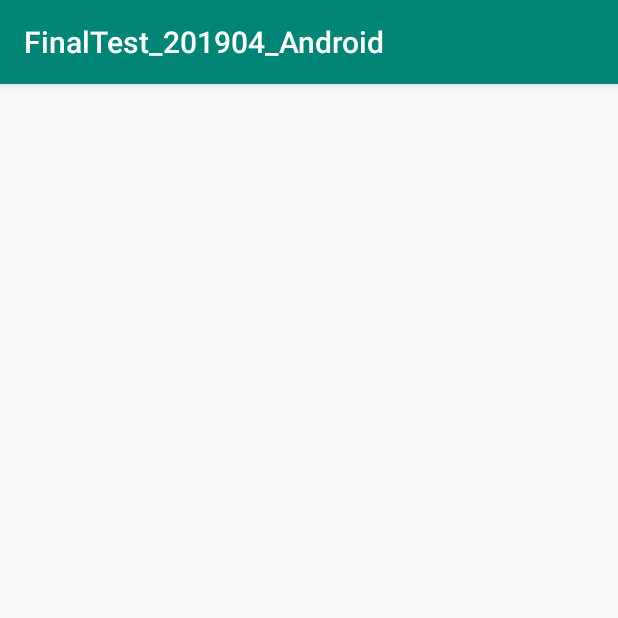
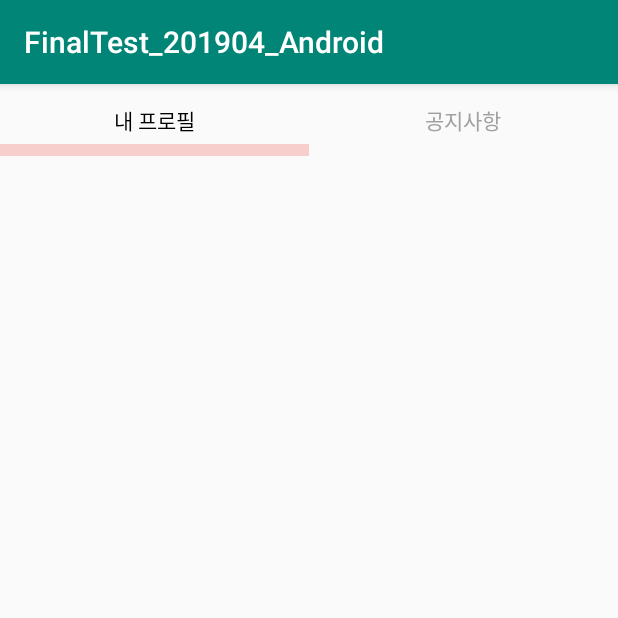
Before and after one commit to cho881020/FinalTest_201904_Android, an Android app: the MainActivity screen opened directly, with no data from a screen before it, on a phone screen of 412 x 824 dp, the top half of it. Run offline under Robolectric (Android 15) with nearby library versions, the phone set to English and light mode, and no system bars; our stand-ins replace data binding.

Commit message:
탭 레이아웃 배치 완료

```diff
--- a/app/build.gradle
+++ b/app/build.gradle
@@ -33,4 +33,5 @@ dependencies {
     androidTestImplementation 'com.android.support.test:runner:1.0.2'
     androidTestImplementation 'com.android.support.test.espresso:espresso-core:3.0.2'
     implementation("com.squareup.okhttp3:okhttp:3.14.1")
+    implementation 'com.android.support:design:28.0.0'
 }
--- a/app/src/main/java/com/tje/finaltest_201904_android/LoginActivity.java
+++ b/app/src/main/java/com/tje/finaltest_201904_android/LoginActivity.java
@@ -1,5 +1,6 @@
 package com.tje.finaltest_201904_android;
 
+import android.content.Intent;
 import android.databinding.DataBindingUtil;
 import android.os.Bundle;
 import android.view.View;
@@ -52,6 +53,10 @@ public class LoginActivity extends BaseActivity {
 
                                         ContextUtil.setUserToken(mContext, token);
 
+                                        Intent intent = new Intent(mContext, MainActivity.class);
+                                        intent.putExtra("userToken", token);
+                                        startActivity(intent);
+
 
                                     }
                                     else {
--- a/app/src/main/java/com/tje/finaltest_201904_android/MainActivity.java
+++ b/app/src/main/java/com/tje/finaltest_201904_android/MainActivity.java
@@ -7,6 +7,10 @@ import android.os.Bundle;
 import com.tje.finaltest_201904_android.databinding.ActivityMainBinding;
 
 public class MainActivity extends BaseActivity {
+
+//    제약사항 1. 탭 레이아웃 사용
+//    2. 각각의 탭의 내용은 Fragment를 활용해서 구현
+//    3. 뷰페이저를 활용해 생성된 프래그먼트 2개를 페이징 처리
 
     ActivityMainBinding act;
 
@@ -26,6 +30,9 @@ public class MainActivity extends BaseActivity {
     @Override
     public void setValues() {
 
+        act.tabLayout.addTab(act.tabLayout.newTab().setText("내 프로필"));
+        act.tabLayout.addTab(act.tabLayout.newTab().setText("공지사항"));
+
     }
 
     @Override
--- a/app/src/main/res/layout/activity_main.xml
+++ b/app/src/main/res/layout/activity_main.xml
@@ -8,5 +8,17 @@
         android:orientation="vertical"
         tools:context=".MainActivity">
 
+        <android.support.design.widget.TabLayout
+            android:id="@+id/tabLayout"
+            android:layout_width="match_parent"
+            android:layout_height="wrap_content"
+            app:tabGravity="fill"
+            app:tabMode="fixed"
+            app:tabTextColor="#A0A0A0"
+            app:tabSelectedTextColor="#000000"
+            app:tabIndicatorColor="#F8CECC"
+            app:tabIndicatorHeight="8dp"
+            ></android.support.design.widget.TabLayout>
+
     </LinearLayout>
 </layout>
```
